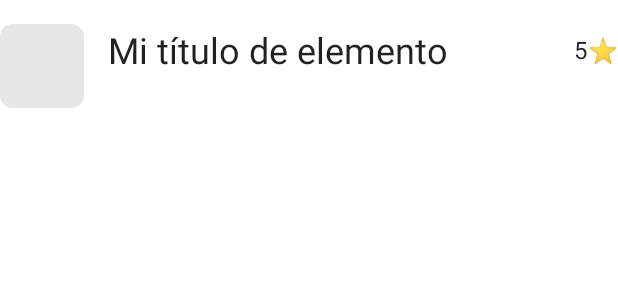
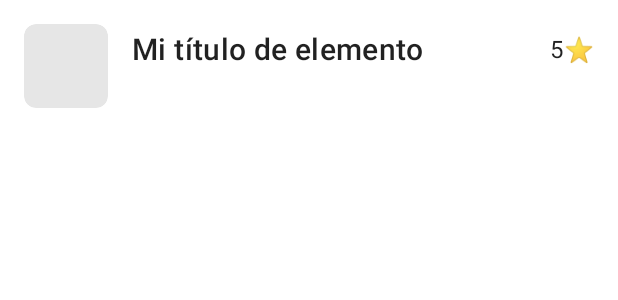
Before and after one commit to soyjimmysaenz/tagger-android-app, an Android app: the layout item_tagged_item.xml on its own in the app's theme, with its tools: preview values and no code run, on a phone screen of 412 x 824 dp. Shown: the top 300 px of the screen. Run offline under Robolectric (Android 15) with nearby library versions, the phone set to English and light mode, and no system bars.

Commit message:
Mejorar diseño de tagged item en la lista

```diff
--- a/app/src/main/res/layout/item_tagged_item.xml
+++ b/app/src/main/res/layout/item_tagged_item.xml
@@ -4,7 +4,8 @@
     xmlns:tools="http://schemas.android.com/tools"
     android:layout_width="match_parent"
     android:layout_height="wrap_content"
-    android:paddingVertical="@dimen/spacing_2x">
+    android:background="?android:attr/selectableItemBackground"
+    android:padding="@dimen/spacing_2x">
 
     <androidx.cardview.widget.CardView
         android:id="@+id/viewImage"
@@ -21,9 +22,11 @@
         android:id="@+id/textViewTitle"
         android:layout_width="0dp"
         android:layout_height="wrap_content"
-        style="@style/TextAppearance.MaterialComponents.Headline5"
+        style="@style/TextAppearance.MaterialComponents.Headline6"
+        android:maxLines="1"
+        android:ellipsize="end"
         android:layout_marginStart="@dimen/spacing_2x"
-        app:layout_constraintTop_toTopOf="parent"
+        app:layout_constraintTop_toTopOf="@id/viewImage"
         app:layout_constraintStart_toEndOf="@id/viewImage"
         app:layout_constraintEnd_toStartOf="@id/textViewRating"
         app:layout_constraintBottom_toTopOf="@id/textViewDescription"
```
